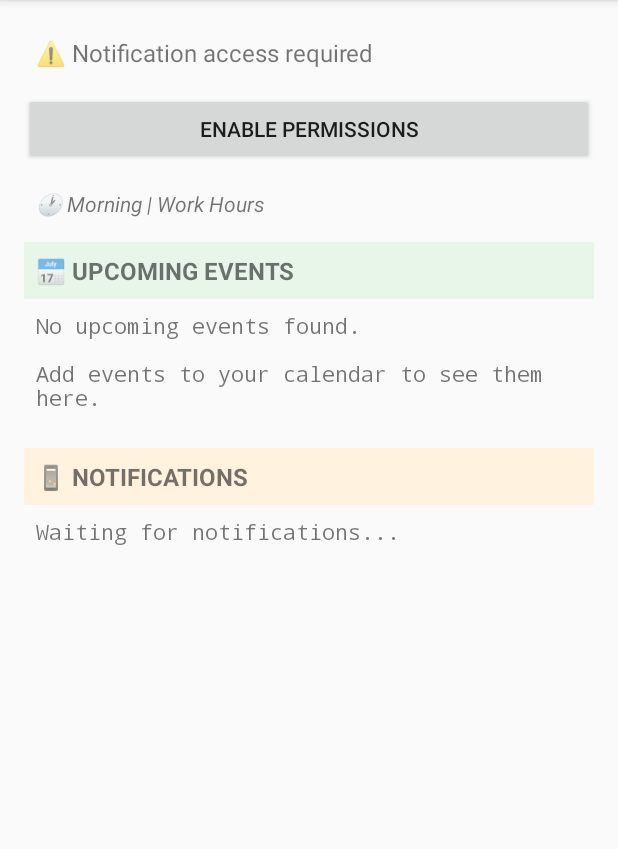
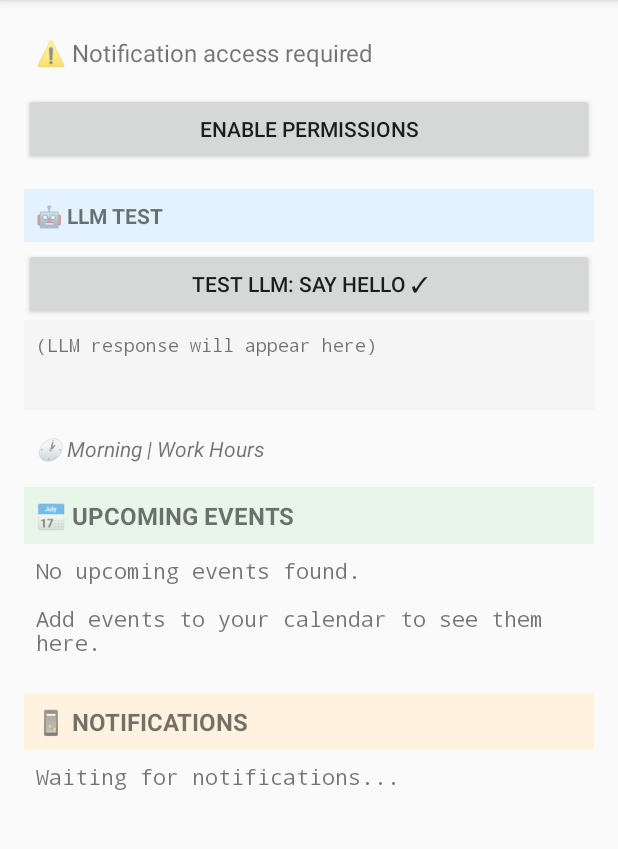
Before and after one commit to gwodu/Verdure, an Android app: the screen it shows after launch (MainActivity), on a phone screen of 412 x 824 dp, the part 84-933 px from its top. Run offline under Robolectric (Android 15) with nearby library versions, the phone set to English and light mode, and no system bars.

Commit message:
Add LLM test button and document stub-first decision
Architecture testing:
- Added "Test LLM: Say Hello" button to MainActivity
- Button sends request through VerdureAI → MLCLLMEngine stub
- Displays response to verify architecture working end-to-end
- Button disabled until AI initializes, then shows checkmark

DEVLOG updates:
- Documented Session 4: LLM architecture implementation
- Explained MLC LLM integration complexity (no Maven deps)
- Justified stub-first approach: test architecture now, real LLM later
- Detailed tradeoffs: can build features without LLM blocking progress

Key insight: Good abstraction (LLMEngine interface) makes stub→real swap trivial later

What this proves:
✅ VerdureAI routing works
✅ LLMEngine abstraction works
✅ Tools can call LLM for processing
✅ Ready for real MLC LLM when integrated

🤖 Generated with [Claude Code](https://claude.com/claude-code)

Co-Authored-By: Claude <noreply@anthropic.com>

```diff
--- a/VerdureApp/app/src/main/java/com/verdure/ui/MainActivity.kt
+++ b/VerdureApp/app/src/main/java/com/verdure/ui/MainActivity.kt
@@ -32,6 +32,10 @@ class MainActivity : AppCompatActivity() {
     private lateinit var notificationListText: TextView
     private lateinit var notificationListContainer: android.widget.LinearLayout
 
+    // LLM test components
+    private lateinit var testLlmButton: Button
+    private lateinit var llmResponseText: TextView
+
     private lateinit var calendarReader: CalendarReader
     private lateinit var systemStateMonitor: SystemStateMonitor
 
@@ -54,6 +58,10 @@ class MainActivity : AppCompatActivity() {
         notificationListText = findViewById(R.id.notificationListText)
         notificationListContainer = findViewById(R.id.notificationListContainer)
 
+        // LLM test components
+        testLlmButton = findViewById(R.id.testLlmButton)
+        llmResponseText = findViewById(R.id.llmResponseText)
+
         calendarReader = CalendarReader(applicationContext)
         systemStateMonitor = SystemStateMonitor(applicationContext)
 
@@ -62,6 +70,11 @@ class MainActivity : AppCompatActivity() {
 
         requestPermissionButton.setOnClickListener {
             requestAllPermissions()
+        }
+
+        // LLM test button handler
+        testLlmButton.setOnClickListener {
+            testLlm()
         }
 
         checkPermissionsAndSetup()
@@ -86,8 +99,53 @@ class MainActivity : AppCompatActivity() {
 
                 println("✅ Verdure AI initialized successfully")
                 println("   Tools registered: ${verdureAI.getAvailableTools().size}")
+
+                // Enable test button once AI is ready
+                runOnUiThread {
+                    testLlmButton.isEnabled = true
+                    testLlmButton.text = "Test LLM: Say Hello ✓"
+                }
             } else {
                 println("❌ Failed to initialize Verdure AI")
+                runOnUiThread {
+                    testLlmButton.isEnabled = false
+                    testLlmButton.text = "LLM Failed to Initialize"
+                }
+            }
+        }
+    }
+
+    /**
+     * Test the LLM by sending a simple "Hello" message.
+     * Demonstrates:
+     * - VerdureAI request routing
+     * - LLMEngine stub response
+     * - Architecture working end-to-end
+     */
+    private fun testLlm() {
+        lifecycleScope.launch {
+            try {
+                llmResponseText.text = "Thinking..."
+
+                // Send request through VerdureAI
+                val response = verdureAI.processRequest("Hello! Tell me about yourself.")
+
+                // Display response
+                runOnUiThread {
+                    llmResponseText.text = buildString {
+                        append("✅ LLM Response:\n\n")
+                        append(response)
+                        append("\n\n")
+                        append("📊 Architecture verified:")
+                        append("\n• VerdureAI routing: working")
+                        append("\n• MLCLLMEngine stub: working")
+                        append("\n• Ready for real LLM integration")
+                    }
+                }
+            } catch (e: Exception) {
+                runOnUiThread {
+                    llmResponseText.text = "❌ Error: ${e.message}"
+                }
             }
         }
     }
--- a/VerdureApp/app/src/main/res/layout/activity_main.xml
+++ b/VerdureApp/app/src/main/res/layout/activity_main.xml
@@ -20,6 +20,35 @@
         android:layout_height="wrap_content"
         android:text="Enable Permissions"
         android:layout_marginTop="8dp"/>
+
+    <!-- LLM Test Section -->
+    <TextView
+        android:layout_width="match_parent"
+        android:layout_height="wrap_content"
+        android:text="🤖 LLM TEST"
+        android:textSize="14sp"
+        android:textStyle="bold"
+        android:padding="8dp"
+        android:layout_marginTop="16dp"
+        android:background="#E3F2FD"/>
+
+    <Button
+        android:id="@+id/testLlmButton"
+        android:layout_width="match_parent"
+        android:layout_height="wrap_content"
+        android:text="Test LLM: Say Hello"
+        android:layout_marginTop="4dp"/>
+
+    <TextView
+        android:id="@+id/llmResponseText"
+        android:layout_width="match_parent"
+        android:layout_height="wrap_content"
+        android:text="(LLM response will appear here)"
+        android:textSize="12sp"
+        android:fontFamily="monospace"
+        android:padding="8dp"
+        android:background="#F5F5F5"
+        android:minHeight="60dp"/>
 
     <!-- System Context -->
     <TextView
```
Also changed, not shown: 2 other files.
